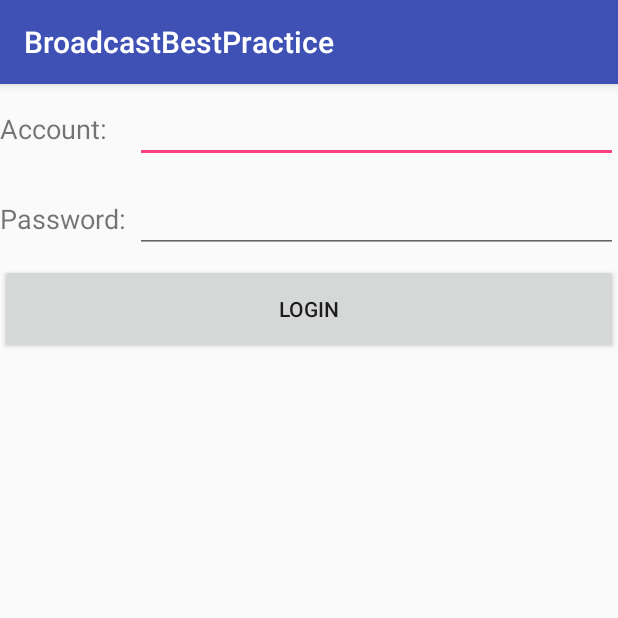
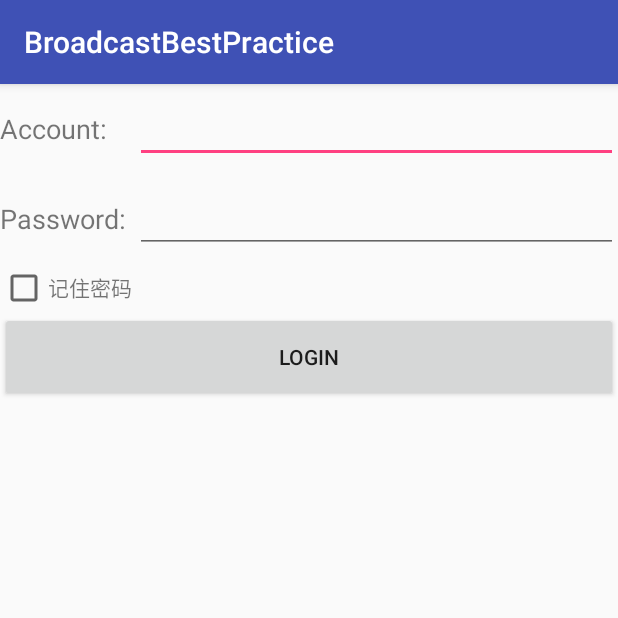
Before and after one commit to skysunlei/BroadcastBestPractice, an Android app: the screen it shows after launch (LoginActivity), on a phone screen of 412 x 824 dp, the top half of it. Run offline under Robolectric (Android 15) with nearby library versions, the phone set to English and light mode, and no system bars.

Commit message:
添加记住密码功能

```diff
--- a/app/src/main/java/com/example/sky/broadcastbestpractice/LoginActivity.java
+++ b/app/src/main/java/com/example/sky/broadcastbestpractice/LoginActivity.java
@@ -1,10 +1,13 @@
 package com.example.sky.broadcastbestpractice;
 
 import android.content.Intent;
+import android.content.SharedPreferences;
+import android.preference.PreferenceManager;
 import android.support.v7.app.AppCompatActivity;
 import android.os.Bundle;
 import android.view.View;
 import android.widget.Button;
+import android.widget.CheckBox;
 import android.widget.EditText;
 import android.widget.Toast;
 
@@ -13,6 +16,10 @@ public class LoginActivity extends BaseActivity {
     private EditText accountEdit;
     private EditText passwordEdit;
     private Button login;
+    private SharedPreferences sharedPreferences;
+    private SharedPreferences.Editor editor;
+    private CheckBox checkBox;
+    private Button button;
     @Override
     protected void onCreate(Bundle savedInstanceState) {
         super.onCreate(savedInstanceState);
@@ -20,12 +27,32 @@ public class LoginActivity extends BaseActivity {
         accountEdit = (EditText) findViewById(R.id.account);
         passwordEdit = (EditText) findViewById(R.id.password);
         login = (Button) findViewById(R.id.login);
+        checkBox = (CheckBox) findViewById(R.id.remember_password);
+        sharedPreferences = PreferenceManager.getDefaultSharedPreferences(this);
+        boolean isRemember = sharedPreferences.getBoolean("remember_password",false);
+        if (isRemember){
+            //将账号和密码都设置到文本框
+            String account = sharedPreferences.getString("account","");
+            String password = sharedPreferences.getString("password","");
+            accountEdit.setText(account);
+            passwordEdit.setText(password);
+            checkBox.setChecked(true);
+        }
         login.setOnClickListener(new View.OnClickListener() {
             @Override
             public void onClick(View v) {
                 String account = accountEdit.getText().toString();
                 String password = passwordEdit.getText().toString();
                 if (account.equals("admin")&&password.equals("123456")){
+                    editor = sharedPreferences.edit();
+                    if (checkBox.isChecked()){
+                        editor.putBoolean("remember_password",true);
+                        editor.putString("account",account);
+                        editor.putString("password",password);
+                    }else {
+                        editor.clear();
+                    }
+                    editor.apply();
                     Intent intent = new Intent(LoginActivity.this,MainActivity.class);
                     startActivity(intent);
                     finish();
--- a/app/src/main/res/layout/activity_login.xml
+++ b/app/src/main/res/layout/activity_login.xml
@@ -42,6 +42,19 @@
             android:inputType="textPassword"/>
 
     </LinearLayout>
+    <LinearLayout
+        android:layout_width="match_parent"
+        android:layout_height="wrap_content"
+        android:orientation="horizontal">
+        <CheckBox
+            android:id="@+id/remember_password"
+            android:layout_width="wrap_content"
+            android:layout_height="wrap_content" />
+        <TextView
+            android:layout_width="wrap_content"
+            android:layout_height="wrap_content"
+            android:text="记住密码"/>
+    </LinearLayout>
     <Button
         android:layout_width="match_parent"
         android:layout_height="60dp"
```
